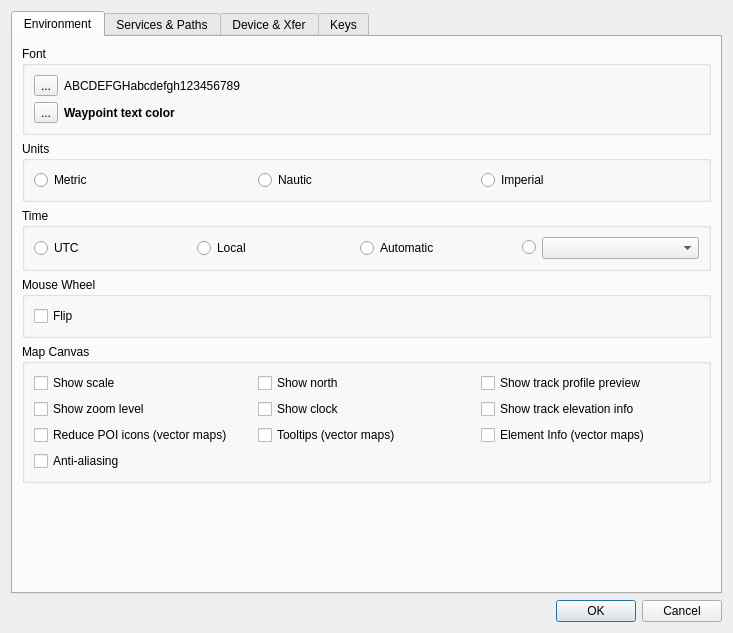
Qt form src/IDlgConfig.ui (ntruchsess/QLandkarteGT) before a commit.
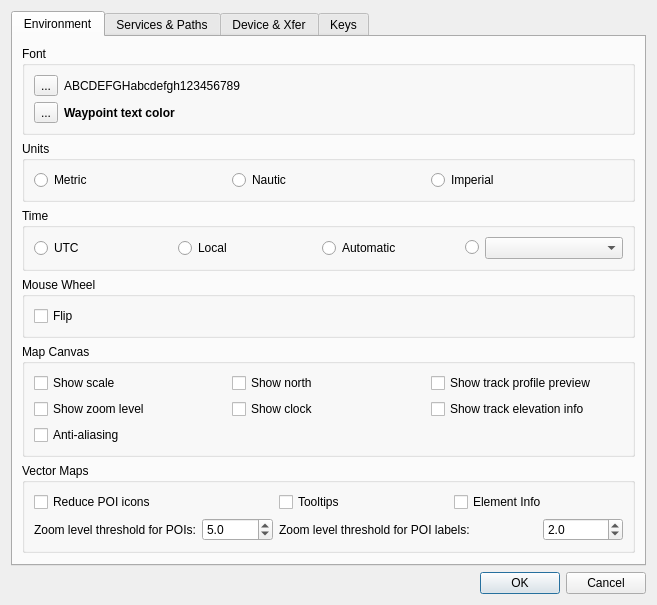
The same form after that commit. Icons and pictures are not drawn.

Commit message: Patch to adjust zoom level thresholds for POIs

The edit to the form file:
```diff
--- a/src/IDlgConfig.ui
+++ b/src/IDlgConfig.ui
@@ -6,8 +6,8 @@
    <rect>
     <x>0</x>
     <y>0</y>
-    <width>733</width>
-    <height>633</height>
+    <width>657</width>
+    <height>601</height>
    </rect>
   </property>
   <property name="windowTitle">
@@ -206,20 +206,17 @@
             </property>
            </widget>
           </item>
-          <item row="3" column="2">
-           <widget class="QCheckBox" name="checkTooltip">
-            <property name="toolTip">
-             <string>Show information as tooltip for items under cursor in vector maps.</string>
-            </property>
+          <item row="2" column="2">
+           <widget class="QCheckBox" name="checkShowClock">
             <property name="text">
-             <string>Tooltips (vector maps)</string>
+             <string>Show clock</string>
             </property>
            </widget>
           </item>
-          <item row="3" column="0">
-           <widget class="QCheckBox" name="checkReducePoiIcons">
+          <item row="2" column="3">
+           <widget class="QCheckBox" name="checkShowTrackEleInfo">
             <property name="text">
-             <string>Reduce POI icons (vector maps)</string>
+             <string>Show track elevation info</string>
             </property>
            </widget>
           </item>
@@ -233,21 +230,7 @@
             </property>
            </widget>
           </item>
-          <item row="2" column="3">
-           <widget class="QCheckBox" name="checkShowTrackEleInfo">
-            <property name="text">
-             <string>Show track elevation info</string>
-            </property>
-           </widget>
-          </item>
-          <item row="2" column="2">
-           <widget class="QCheckBox" name="checkShowClock">
-            <property name="text">
-             <string>Show clock</string>
-            </property>
-           </widget>
-          </item>
-          <item row="4" column="0">
+          <item row="3" column="0">
            <widget class="QCheckBox" name="checkAntiAliasing">
             <property name="toolTip">
              <string>Rendering the map with anti-aliasing uses a lot of CPU power. Best to disable it for weak CPUs.</string>
@@ -257,13 +240,105 @@
             </property>
            </widget>
           </item>
-          <item row="3" column="3">
+         </layout>
+        </widget>
+       </item>
+       <item>
+        <widget class="QGroupBox" name="groupBox_11">
+         <property name="title">
+          <string>Vector Maps</string>
+         </property>
+         <layout class="QGridLayout" name="gridLayout_4">
+          <item row="0" column="1">
+           <widget class="QCheckBox" name="checkTooltip">
+            <property name="toolTip">
+             <string>Show information as tooltip for items under cursor in vector maps.</string>
+            </property>
+            <property name="text">
+             <string>Tooltips</string>
+            </property>
+           </widget>
+          </item>
+          <item row="0" column="2">
            <widget class="QCheckBox" name="checkElementInfo">
             <property name="text">
-             <string>Element Info (vector maps)</string>
+             <string>Element Info</string>
             </property>
            </widget>
           </item>
+          <item row="0" column="0">
+           <widget class="QCheckBox" name="checkReducePoiIcons">
+            <property name="text">
+             <string>Reduce POI icons</string>
+            </property>
+           </widget>
+          </item>
+          <item row="1" column="0">
+           <layout class="QHBoxLayout" name="horizontalLayout_8">
+            <item>
+             <widget class="QLabel" name="label_13">
+              <property name="text">
+               <string>Zoom level threshold for POIs:</string>
+              </property>
+             </widget>
+            </item>
+            <item>
+             <widget class="QDoubleSpinBox" name="spinZoomLevelThresholdPois">
+              <property name="maximumSize">
+               <size>
+                <width>80</width>
+                <height>16777215</height>
+               </size>
+              </property>
+              <property name="toolTip">
+               <string>Defines at which zoom level POIs are drawn.</string>
+              </property>
+              <property name="decimals">
+               <number>1</number>
+              </property>
+              <property name="maximum">
+               <double>70000.000000000000000</double>
+              </property>
+              <property name="value">
+               <double>5.000000000000000</double>
+              </property>
+             </widget>
+            </item>
+           </layout>
+          </item>
+          <item row="1" column="1" colspan="2">
+           <layout class="QHBoxLayout" name="horizontalLayout_9">
+            <item>
+             <widget class="QLabel" name="label_14">
+              <property name="text">
+               <string>Zoom level threshold for POI labels:</string>
+              </property>
+             </widget>
+            </item>
+            <item>
+             <widget class="QDoubleSpinBox" name="spinZoomLevelThresholdPoiLabels">
+              <property name="maximumSize">
+               <size>
+                <width>80</width>
+                <height>16777215</height>
+               </size>
+              </property>
+              <property name="toolTip">
+               <string>Defines at which zoom level POIs are labeled.</string>
+              </property>
+              <property name="decimals">
+               <number>1</number>
+              </property>
+              <property name="maximum">
+               <double>70000.000000000000000</double>
+              </property>
+              <property name="value">
+               <double>2.000000000000000</double>
+              </property>
+             </widget>
+            </item>
+           </layout>
+          </item>
          </layout>
         </widget>
        </item>
```
Left out of the diff: 13 changed lines with no effect on the pictures. The commit also changes 4 other files.
